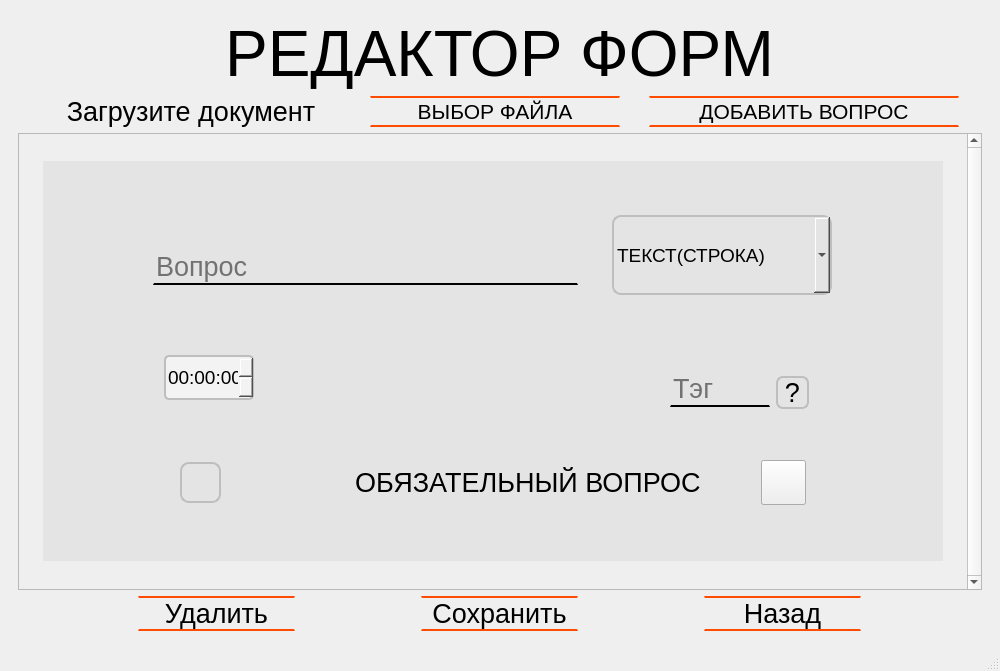
Morskoikot/-------, file Main_Form.ui: the form before one commit.
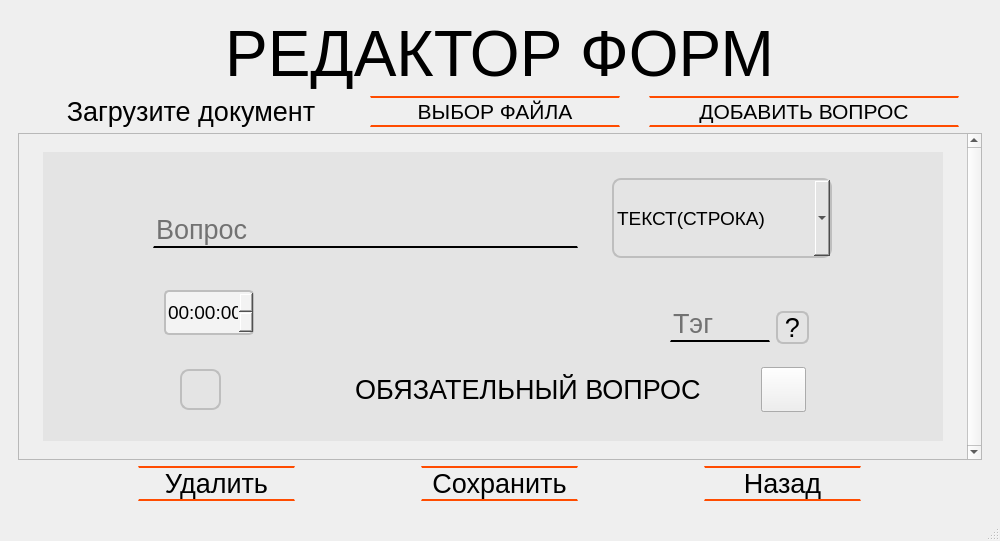
The form after the commit. Icons and pictures are not drawn.

Commit message: Размеры

```diff
--- a/Main_Form.ui
+++ b/Main_Form.ui
@@ -7,7 +7,7 @@
     <x>0</x>
     <y>0</y>
     <width>1000</width>
-    <height>671</height>
+    <height>541</height>
    </rect>
   </property>
   <property name="windowTitle">
@@ -17,7 +17,7 @@
    <property name="minimumSize">
     <size>
      <width>1000</width>
-     <height>630</height>
+     <height>500</height>
     </size>
    </property>
    <layout class="QVBoxLayout" name="verticalLayout_8">
@@ -305,7 +305,7 @@
                  <x>0</x>
                  <y>0</y>
                  <width>941</width>
-                 <height>417</height>
+                 <height>287</height>
                 </rect>
                </property>
                <property name="layoutDirection">
```
The commit also changes 2 other files.
